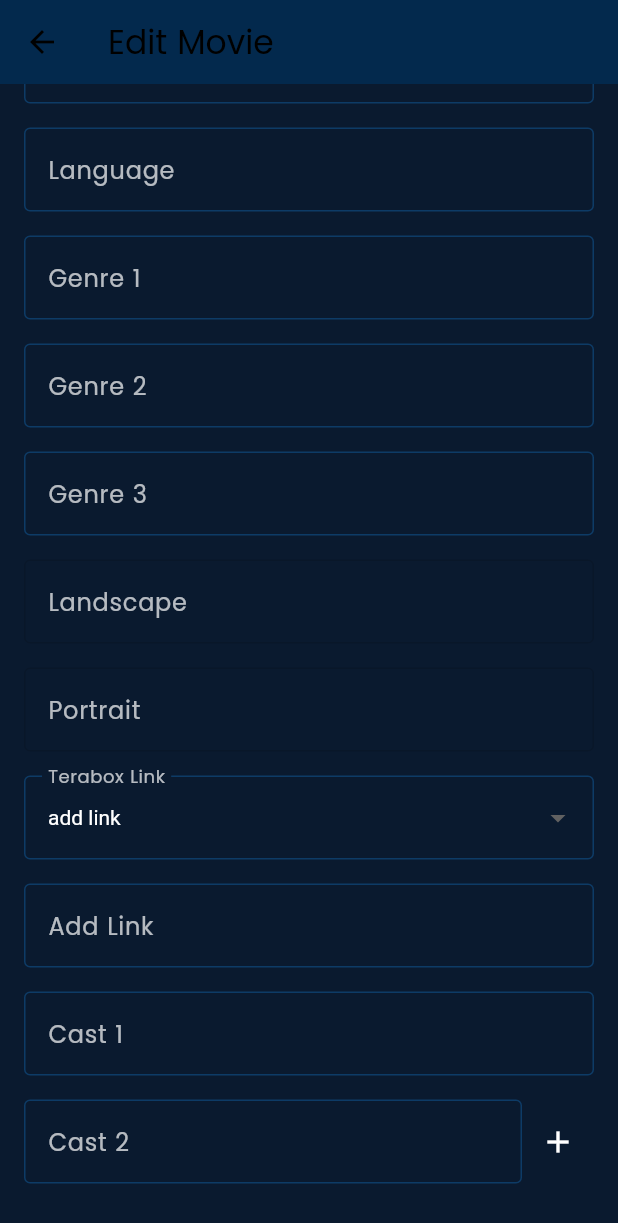
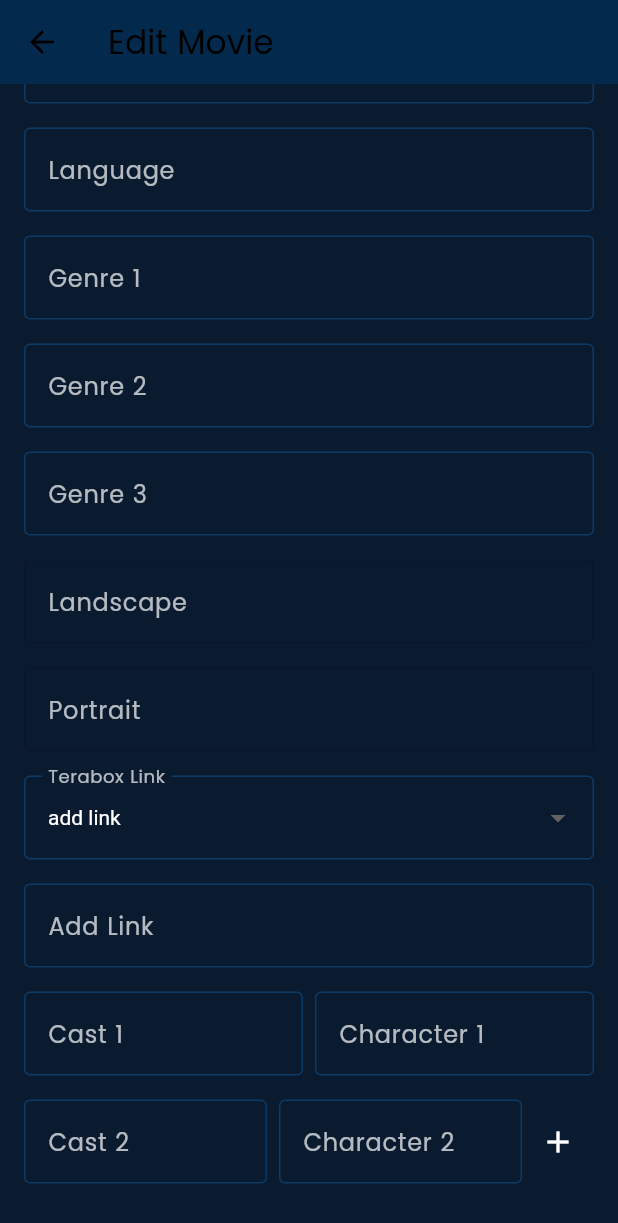
Before and after one commit to YEnuKa-HarShan/Movie-Hub, a Flutter app: the EditMovieFormScreen screen opened directly with empty values, scrolled down 251 dp, after a tap on the "add" icon, on a phone screen of 412 x 824 dp. Shown: the top 1223 px of the screen. Run offline on Flutter 3.47's test engine with Material 3 defaults, Android fonts, the phone set to English and light mode, and no system bars; our stand-ins replace cloud_firestore, firebase_auth, firebase_core, shared_preferences; accounts and stored records are empty.

Commit message:
Screen Update

```diff
--- a/lib/screens/edit_movie_form_screen.dart
+++ b/lib/screens/edit_movie_form_screen.dart
@@ -22,7 +22,9 @@ class _EditMovieFormScreenState extends State<EditMovieFormScreen> {
   final _portraitController = TextEditingController();
   final _teraboxLinkController = TextEditingController();
   List<TextEditingController> _genreControllers = [TextEditingController()];
-  List<TextEditingController> _castControllers = [TextEditingController()];
+  List<Map<String, TextEditingController>> _castControllers = [
+    {'cast': TextEditingController(), 'character': TextEditingController()}
+  ];
   String? _selectedTeraboxOption;
   bool _showLinkInput = false;
 
@@ -42,11 +44,44 @@ class _EditMovieFormScreenState extends State<EditMovieFormScreen> {
     while (_genreControllers.length < 3) {
       _genreControllers.add(TextEditingController());
     }
-    _castControllers = widget.movie.cast.map((cast) => TextEditingController(text: cast)).toList();
-    if (_castControllers.isEmpty) {
-      _castControllers.add(TextEditingController());
+    _initializeCastControllers();
+    _fetchMovieData();
+  }
+
+  Future<void> _initializeCastControllers() async {
+    try {
+      final actorsSnapshot = await FirebaseFirestore.instance.collection('actors').get();
+      final existingActors = actorsSnapshot.docs.map((doc) {
+        final data = doc.data();
+        data['id'] = doc.id;
+        return Actor.fromJson(data);
+      }).toList();
+
+      setState(() {
+        _castControllers = widget.movie.cast.map((cast) {
+          final actor = existingActors.firstWhere(
+            (a) => a.name == cast,
+            orElse: () => Actor(id: '', name: cast, image: '', roles: []),
+          );
+          final role = actor.roles.firstWhere(
+            (r) => r.movieId == widget.movie.id,
+            orElse: () => Role(movieId: widget.movie.id, character: ''),
+          );
+          return {
+            'cast': TextEditingController(text: cast),
+            'character': TextEditingController(text: role.character),
+          };
+        }).toList();
+        if (_castControllers.isEmpty) {
+          _castControllers.add({
+            'cast': TextEditingController(),
+            'character': TextEditingController(),
+          });
+        }
+      });
+    } catch (e) {
+      // Handle error silently
     }
-    _fetchMovieData();
   }
 
   @override
@@ -61,8 +96,9 @@ class _EditMovieFormScreenState extends State<EditMovieFormScreen> {
     for (var controller in _genreControllers) {
       controller.dispose();
     }
-    for (var controller in _castControllers) {
-      controller.dispose();
+    for (var map in _castControllers) {
+      map['cast']?.dispose();
+      map['character']?.dispose();
     }
     super.dispose();
   }
@@ -103,14 +139,17 @@ class _EditMovieFormScreenState extends State<EditMovieFormScreen> {
 
   void _addCastField() {
     setState(() {
-      _castControllers.add(TextEditingController());
+      _castControllers.add({
+        'cast': TextEditingController(),
+        'character': TextEditingController(),
+      });
     });
   }
 
   Future<void> _updateMovie() async {
     try {
       final genres = _genreControllers.map((c) => c.text).where((g) => g.isNotEmpty).toList();
-      final cast = _castControllers.map((c) => c.text).where((c) => c.isNotEmpty).toList();
+      final cast = _castControllers.map((map) => map['cast']!.text).where((c) => c.isNotEmpty).toList();
       final teraboxLink = _selectedTeraboxOption == 'coming soon' ? 'coming soon' : _teraboxLinkController.text;
 
       // Update movie
@@ -134,7 +173,11 @@ class _EditMovieFormScreenState extends State<EditMovieFormScreen> {
         return Actor.fromJson(data);
       }).toList();
 
-      for (var castName in cast) {
+      for (var i = 0; i < _castControllers.length; i++) {
+        final castName = _castControllers[i]['cast']!.text;
+        final character = _castControllers[i]['character']!.text;
+        if (castName.isEmpty) continue;
+
         final actor = existingActors.firstWhere(
           (a) => a.name == castName,
           orElse: () => Actor(id: '', name: castName, image: '', roles: []),
@@ -142,13 +185,13 @@ class _EditMovieFormScreenState extends State<EditMovieFormScreen> {
         final roles = actor.id.isNotEmpty
             ? actor.roles.map((r) {
                 if (r.movieId == widget.movie.id) {
-                  return Role(movieId: r.movieId, character: castName);
+                  return Role(movieId: r.movieId, character: character.isNotEmpty ? character : castName);
                 }
                 return r;
               }).toList()
             : [];
         if (!roles.any((r) => r.movieId == widget.movie.id)) {
-          roles.add(Role(movieId: widget.movie.id, character: castName));
+          roles.add(Role(movieId: widget.movie.id, character: character.isNotEmpty ? character : castName));
         }
 
         if (actor.id.isEmpty) {
@@ -354,16 +397,31 @@ class _EditMovieFormScreenState extends State<EditMovieFormScreen> {
             const SizedBox(height: 16),
             ..._castControllers.asMap().entries.map((entry) {
               final index = entry.key;
-              final controller = entry.value;
+              final controllers = entry.value;
               return Padding(
                 padding: const EdgeInsets.only(bottom: 16.0),
                 child: Row(
                   children: [
                     Expanded(
                       child: TextField(
-                        controller: controller,
+                        controller: controllers['cast'],
                         decoration: InputDecoration(
                           labelText: 'Cast ${index + 1}',
+                          labelStyle: const TextStyle(color: Colors.white70),
+                          border: OutlineInputBorder(),
+                          enabledBorder: OutlineInputBorder(
+                            borderSide: BorderSide(color: Color(0xFF0D3B66)),
+                          ),
+                        ),
+                        style: const TextStyle(color: Colors.white),
+                      ),
+                    ),
+                    const SizedBox(width: 8),
+                    Expanded(
+                      child: TextField(
+                        controller: controllers['character'],
+                        decoration: InputDecoration(
+                          labelText: 'Character ${index + 1}',
                           labelStyle: const TextStyle(color: Colors.white70),
                           border: OutlineInputBorder(),
                           enabledBorder: OutlineInputBorder(
```
Also changed, not shown: lib/screens/movie_details_screen.dart (+45 -8 lines).
